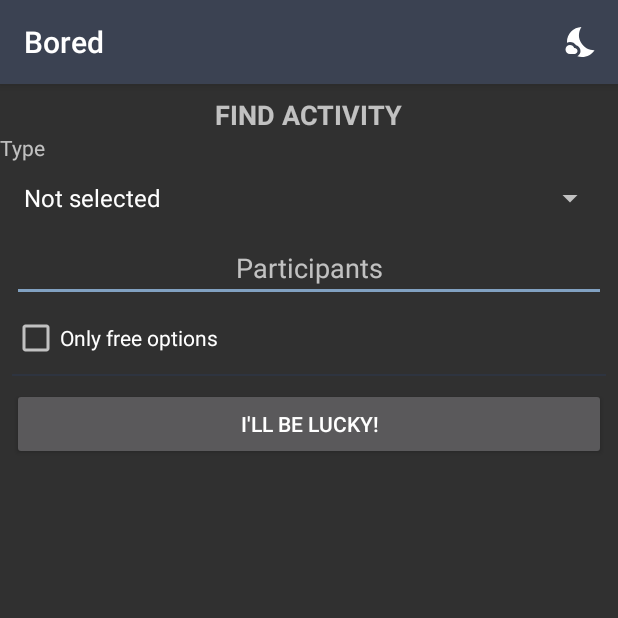
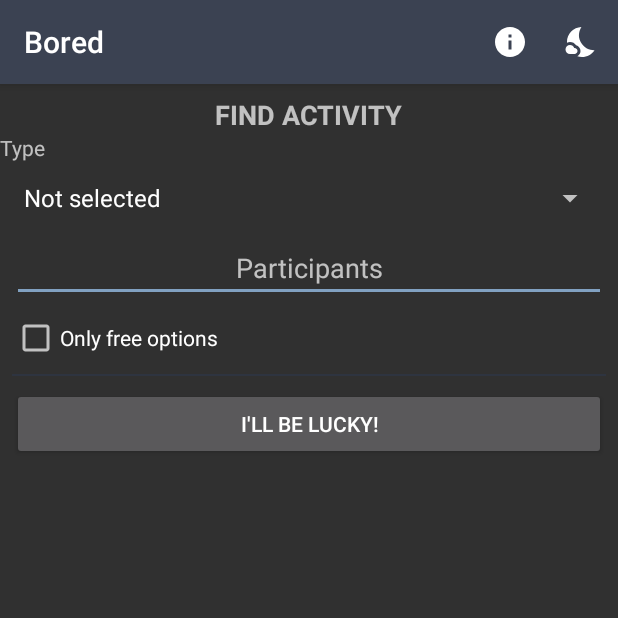
Before and after one commit to YuriZhuravlev/BoredApp, an Android app: the screen it shows after launch (MainActivity), after a tap on "Dark Theme", on a phone screen of 412 x 824 dp, the top half of it. Run offline under Robolectric (Android 15) with nearby library versions, the phone set to English and light mode, and no system bars; our stand-ins replace RxJava; 1 other tap on this screen came first.

Commit message:
добавлен фрагмент About

```diff
--- a/app/src/main/java/com/example/boredapp/MainActivity.java
+++ b/app/src/main/java/com/example/boredapp/MainActivity.java
@@ -3,18 +3,16 @@ package com.example.boredapp;
 import androidx.annotation.NonNull;
 import androidx.appcompat.app.AppCompatActivity;
 import androidx.appcompat.app.AppCompatDelegate;
-
-import android.content.Context;
-import android.content.SharedPreferences;
 import android.os.Bundle;
 import android.view.Menu;
 import android.view.MenuItem;
 
+import com.example.boredapp.ui.fragments.AboutFragment;
 import com.example.boredapp.ui.fragments.ActivityFragment;
 import com.example.boredapp.utils.SharedPreferenceHelper;
 
 public class MainActivity extends AppCompatActivity {
-    int mTheme;
+    private int mTheme;
 
     @Override
     protected void onCreate(Bundle savedInstanceState) {
@@ -25,20 +23,11 @@ public class MainActivity extends AppCompatActivity {
         if (savedInstanceState == null) {
             getSupportFragmentManager().beginTransaction()
                     .replace(R.id.fragment_container,new ActivityFragment())
-                    .addToBackStack("")
                     .commit();
         }
     }
 
-    @Override
-    public boolean onCreateOptionsMenu(Menu menu) {
-        getMenuInflater().inflate(R.menu.menu, menu);
-        return super.onCreateOptionsMenu(menu);
-    }
-
-    @Override
-    public boolean onOptionsItemSelected(@NonNull MenuItem item) {
-        if (item.getItemId() == R.id.menu_item_theme_change) {
+    public void changeTheme() {
         if (mTheme == AppCompatDelegate.MODE_NIGHT_NO) {
             mTheme = AppCompatDelegate.MODE_NIGHT_YES;
         } else {
@@ -47,6 +36,4 @@ public class MainActivity extends AppCompatActivity {
         SharedPreferenceHelper.setSettingsTheme(this, mTheme);
         AppCompatDelegate.setDefaultNightMode(mTheme);
     }
-        return super.onOptionsItemSelected(item);
 }
-}
--- a/app/src/main/java/com/example/boredapp/ui/fragments/ActivityFragment.java
+++ b/app/src/main/java/com/example/boredapp/ui/fragments/ActivityFragment.java
@@ -6,9 +6,13 @@ import android.net.Uri;
 import android.os.Bundle;
 
 import androidx.annotation.NonNull;
+import androidx.appcompat.app.AppCompatActivity;
 import androidx.fragment.app.Fragment;
 
 import android.view.LayoutInflater;
+import android.view.Menu;
+import android.view.MenuInflater;
+import android.view.MenuItem;
 import android.view.View;
 import android.view.ViewGroup;
 import android.widget.AdapterView;
@@ -21,6 +25,7 @@ import android.widget.SpinnerAdapter;
 import android.widget.TextView;
 import android.widget.Toast;
 
+import com.example.boredapp.MainActivity;
 import com.example.boredapp.R;
 import com.example.boredapp.model.ActivityModel;
 import com.example.boredapp.model.TypeActivity;
@@ -53,6 +58,7 @@ public class ActivityFragment extends Fragment {
 
     @Override
     public void onCreate(Bundle savedInstanceState) {
+        setHasOptionsMenu(true);
         super.onCreate(savedInstanceState);
     }
 
@@ -215,4 +221,27 @@ public class ActivityFragment extends Fragment {
             return apiService.getActivity();
         }
     }
+
+    @Override
+    public void onCreateOptionsMenu(@NonNull Menu menu, @NonNull MenuInflater inflater) {
+        inflater.inflate(R.menu.menu, menu);
+        super.onCreateOptionsMenu(menu, inflater);
+    }
+
+    @Override
+    public boolean onOptionsItemSelected(@NonNull MenuItem item) {
+        switch (item.getItemId()) {
+            case R.id.menu_item_theme_change: {
+                ((MainActivity) getActivity()).changeTheme();
+                break;
+            }
+            case R.id.menu_item_about: {
+                getFragmentManager().beginTransaction()
+                        .addToBackStack(null)
+                        .replace(R.id.fragment_container, new AboutFragment())
+                        .commit();
+            }
+        }
+        return super.onOptionsItemSelected(item);
+    }
 }
--- /dev/null
+++ b/app/src/main/res/drawable/ic_about.xml
@@ -0,0 +1,5 @@
+<vector android:height="24dp" android:tint="#FFFFFF"
+    android:viewportHeight="24" android:viewportWidth="24"
+    android:width="24dp" xmlns:android="http://schemas.android.com/apk/res/android">
+    <path android:fillColor="@android:color/white" android:pathData="M12,2C6.48,2 2,6.48 2,12s4.48,10 10,10 10,-4.48 10,-10S17.52,2 12,2zM13,17h-2v-6h2v6zM13,9h-2L11,7h2v2z"/>
+</vector>
--- a/app/src/main/res/menu/menu.xml
+++ b/app/src/main/res/menu/menu.xml
@@ -1,6 +1,11 @@
 <?xml version="1.0" encoding="utf-8"?>
 <menu xmlns:android="http://schemas.android.com/apk/res/android"
     xmlns:app="http://schemas.android.com/apk/res-auto">
+    <item
+        android:id="@+id/menu_item_about"
+        android:icon="@drawable/ic_about"
+        android:title="@string/about"
+        app:showAsAction="always" />
     <item
         android:id="@+id/menu_item_theme_change"
         android:icon="@drawable/ic_dark_theme"
--- a/app/src/main/res/values/strings.xml
+++ b/app/src/main/res/values/strings.xml
@@ -7,4 +7,9 @@
     <string name="btn_open_link">Try it here</string>
     <string name="tv_type">Type</string>
     <string name="dark_theme">Dark Theme</string>
+    <string name="about">About</string>
+    <string name="image_desc">image</string>
+    <string name="text_api">API: \n https://www.boredapi.com/</string>
+    <string name="text_author">My source on github: \n https://github.com/YuriZhuravlev/BoredApp</string>
+    <string name="text_main">Created by Yuri Zhuravlev</string>
 </resources>
```
Also changed, not shown: app/src/main/java/com/example/boredapp/ui/fragments/AboutFragment.java (added, +47 -0 lines), app/src/main/res/layout/fragment_about.xml (added, +53 -0 lines), 1 other file. Lines whose indentation alone changed are shown as unchanged.
